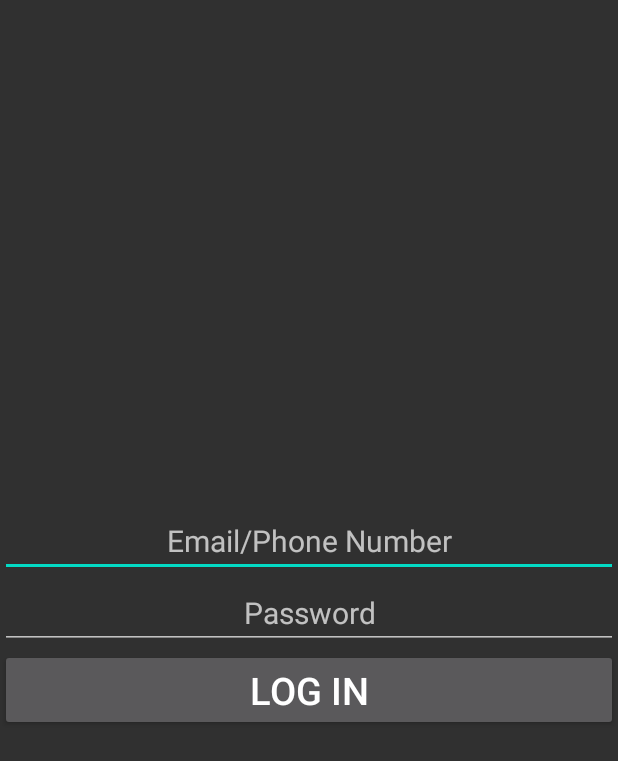
After one commit to Bibashpoudel/Idea, an Android app: the Login screen opened directly, with no data from a screen before it, on a phone screen of 412 x 824 dp. The commit adds this screen. Shown: the top 761 px of the screen. Run offline under Robolectric (Android 15) with nearby library versions, the phone set to English and light mode, and no system bars; our stand-ins replace Firebase (no records; nobody signed in at launch, a user with empty details on screens opened directly).

Commit message:
with firebase authentications AND sending email address

```diff
--- a/app/build.gradle
+++ b/app/build.gradle
@@ -28,6 +28,9 @@ dependencies {
 
     implementation 'androidx.appcompat:appcompat:1.1.0'
     implementation 'androidx.constraintlayout:constraintlayout:1.1.3'
+    implementation 'com.google.android.material:material:1.1.0'
+    implementation 'androidx.annotation:annotation:1.1.0'
+    implementation 'androidx.lifecycle:lifecycle-extensions:2.2.0'
     testImplementation 'junit:junit:4.12'
     androidTestImplementation 'androidx.test.ext:junit:1.1.1'
     androidTestImplementation 'androidx.test.espresso:espresso-core:3.2.0'
--- a/app/src/main/AndroidManifest.xml
+++ b/app/src/main/AndroidManifest.xml
@@ -9,6 +9,10 @@
         android:roundIcon="@mipmap/ic_launcher_round"
         android:supportsRtl="true"
         android:theme="@style/AppTheme">
+        <activity android:name=".Login"></activity>
+        <activity
+            android:name=".ui.login.LoginActivity"
+            android:label="@string/title_activity_login" />
         <activity android:name=".MainActivity">
             <intent-filter>
                 <action android:name="android.intent.action.MAIN" />
--- /dev/null
+++ b/app/src/main/java/com/ABLGroup/idea/Login.java
@@ -0,0 +1,66 @@
+package com.ABLGroup.idea;
+
+import androidx.annotation.NonNull;
+import androidx.appcompat.app.AppCompatActivity;
+
+import android.app.ProgressDialog;
+import android.os.Bundle;
+import android.view.View;
+import android.widget.Button;
+import android.widget.EditText;
+import android.widget.Toast;
+
+import com.google.android.gms.tasks.OnCompleteListener;
+import com.google.android.gms.tasks.Task;
+import com.google.firebase.auth.AuthResult;
+import com.google.firebase.auth.FirebaseAuth;
+
+public class Login extends AppCompatActivity {
+
+
+    private EditText emaillog, passlog;
+    private Button  btnlogin;
+    ProgressDialog progressDialog;
+    private FirebaseAuth firebaseAuth;
+
+    @Override
+    protected void onCreate(Bundle savedInstanceState) {
+        super.onCreate(savedInstanceState);
+        setContentView(R.layout.activity_login);
+
+        emaillog = findViewById(R.id.logemail);
+        passlog = findViewById(R.id.logpass);
+        btnlogin = findViewById(R.id.loginbtn);
+
+        btnlogin.setOnClickListener(new View.OnClickListener() {
+            @Override
+            public void onClick(View v) {
+                login();
+            }
+        });
+
+    }
+
+    public void login(){
+
+        String lemail = emaillog.getText().toString().trim();
+        String lpassword = passlog.getText().toString().trim();
+
+        firebaseAuth.signInWithEmailAndPassword(lemail, lpassword).addOnCompleteListener(new OnCompleteListener<AuthResult>() {
+            @Override
+            public void onComplete(@NonNull Task<AuthResult> task) {
+                if(task.isComplete()){
+                    Boolean condition = firebaseAuth.getCurrentUser().isEmailVerified();
+                    if(condition == true){
+                        Toast.makeText(Login.this, "You are log in  sucessfully", Toast.LENGTH_SHORT).show();
+                    }else{
+                        Toast.makeText(Login.this,"verify your email", Toast.LENGTH_SHORT).show();
+                    }
+                }
+                else{
+                    Toast.makeText(Login.this,task.getException().getMessage(), Toast.LENGTH_SHORT).show();
+                }
+            }
+        });
+    }
+}
--- /dev/null
+++ b/app/src/main/res/layout/activity_login.xml
@@ -0,0 +1,44 @@
+<?xml version="1.0" encoding="utf-8"?>
+<RelativeLayout xmlns:android="http://schemas.android.com/apk/res/android"
+    xmlns:app="http://schemas.android.com/apk/res-auto"
+    xmlns:tools="http://schemas.android.com/tools"
+    android:layout_width="match_parent"
+    android:layout_height="match_parent"
+    tools:context=".Login">
+
+    <LinearLayout
+        android:layout_width="match_parent"
+        android:layout_height="wrap_content"
+        android:layout_centerVertical="true"
+        android:orientation="vertical"
+
+        >
+        <EditText
+            android:id="@+id/logemail"
+            android:layout_width="match_parent"
+            android:layout_height="wrap_content"
+            android:hint="Email/Phone Number"
+            android:inputType="textEmailAddress"
+            android:textAlignment="center"
+            android:textSize="20sp"/>
+        <EditText
+            android:id="@+id/logpass"
+            android:layout_width="match_parent"
+            android:layout_height="wrap_content"
+            android:hint="Password"
+            android:inputType="textPassword"
+            android:textSize="20sp"
+            android:textAlignment="center"/>
+
+        <Button
+            android:id="@+id/loginbtn"
+            android:layout_width="match_parent"
+            android:layout_height="wrap_content"
+            android:text="log in"
+            android:textSize="25sp"
+        />
+
+
+    </LinearLayout>
+
+</RelativeLayout>
--- a/app/src/main/res/layout/activity_main.xml
+++ b/app/src/main/res/layout/activity_main.xml
@@ -4,7 +4,6 @@
     xmlns:tools="http://schemas.android.com/tools"
     android:layout_width="match_parent"
     android:layout_height="match_parent"
-
     tools:context=".MainActivity">
     <TextView
         android:layout_width="match_parent"
@@ -13,9 +12,9 @@
         style="bold"
         android:textSize="40sp"
         android:textAlignment="center"
-        android:layout_marginTop="20sp"
         android:textColor="@color/white"
         android:background="@color/blue"
+        android:padding="8sp"
 
         />
 
--- /dev/null
+++ b/app/src/main/res/values/dimens.xml
@@ -0,0 +1,5 @@
+<resources>
+    <!-- Default screen margins, per the Android Design guidelines. -->
+    <dimen name="activity_horizontal_margin">16dp</dimen>
+    <dimen name="activity_vertical_margin">16dp</dimen>
+</resources>
```
Also changed, not shown: app/src/main/java/com/ABLGroup/idea/MainActivity.java (+19 -1 lines), app/src/main/res/values/strings.xml (+9 -0 lines).
